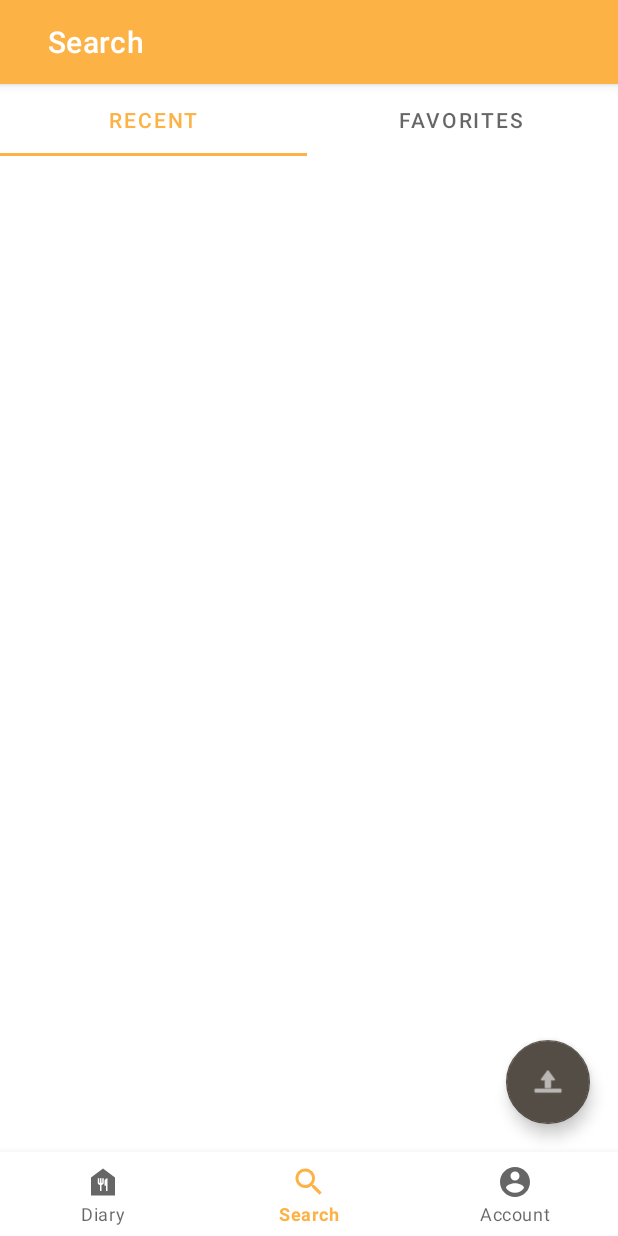
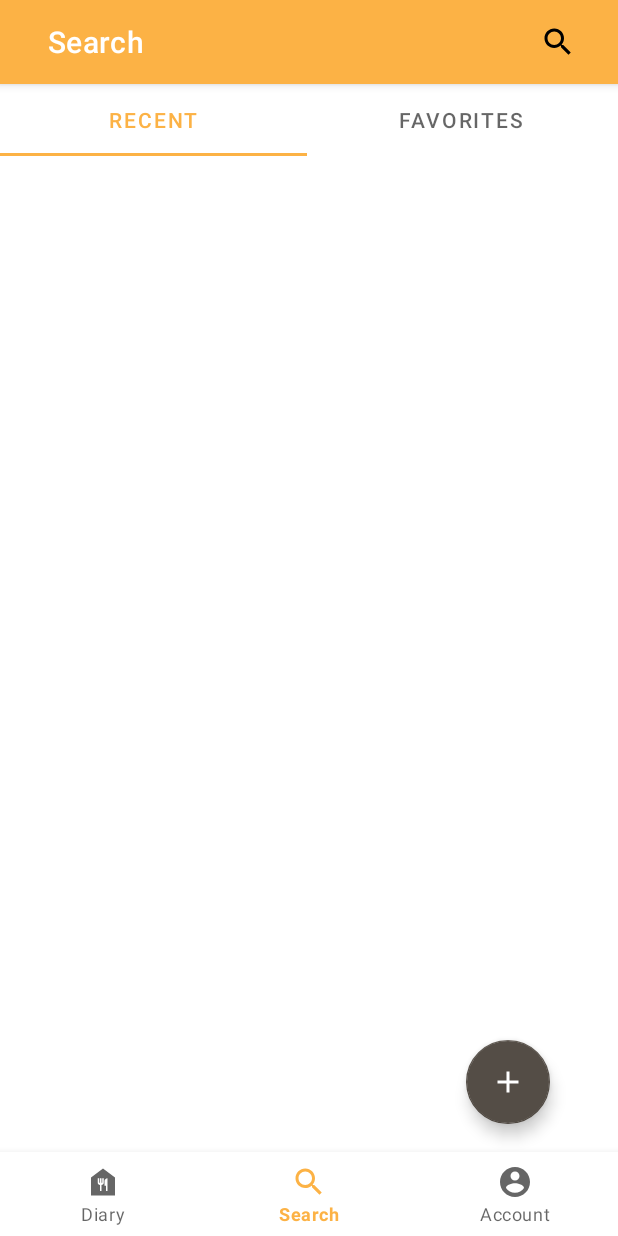
Before and after one commit to Wonderjack996/Food-Diary, an Android app: the SearchFragment screen opened through its navigation route, on a phone screen of 412 x 824 dp. Run offline under Robolectric (Android 15) with nearby library versions, the phone set to English and light mode, and no system bars; our stand-ins replace navigation-ui; 1 statement that could not run was skipped.

Commit message:
sistemata search bar e aggiunta addCaloriesAlert

```diff
--- a/app/src/main/java/it/fooddiary/ui/search/SearchFragment.java
+++ b/app/src/main/java/it/fooddiary/ui/search/SearchFragment.java
@@ -2,15 +2,18 @@ package it.fooddiary.ui.search;
 
 
 
+import android.content.DialogInterface;
 import android.os.Bundle;
 import android.view.LayoutInflater;
 import android.view.View;
 import android.view.ViewGroup;
+import android.widget.NumberPicker;
 
 import androidx.annotation.NonNull;
 import androidx.annotation.Nullable;
 import androidx.fragment.app.Fragment;
 
+import com.google.android.material.dialog.MaterialAlertDialogBuilder;
 import com.google.android.material.tabs.TabItem;
 import com.google.android.material.tabs.TabLayout;
 
@@ -22,6 +25,7 @@ import it.fooddiary.R;
 public class SearchFragment extends Fragment {
 
     private TabLayout TabItem;
+    private MaterialAlertDialogBuilder addCaloriesDialog;
 
     @Nullable
     @Override
@@ -31,8 +35,32 @@ public class SearchFragment extends Fragment {
         View root = inflater.inflate(R.layout.fragment_search, container, false);
         MainActivity main = (MainActivity) getActivity();
         main.setSearchToolbar();
+        addCaloriesDialog = new MaterialAlertDialogBuilder(main);
+        NumberPicker numberPicker;
+        numberPicker = new NumberPicker(main);
+        numberPicker.setMinValue(1);
+        numberPicker.setMaxValue(10000);
+        addCaloriesDialog.setView(numberPicker);
+        addCaloriesDialog.setPositiveButton(R.string.ok, new DialogInterface.OnClickListener() {
+                    @Override
+                    public void onClick(DialogInterface dialog, int which) {
+
+                    }
+                });
+
+        addCaloriesDialog.setNegativeButton(R.string.cancel,
+                new DialogInterface.OnClickListener() {
+                    public void onClick(DialogInterface dialog, int which) {
+                        // TODO Auto-generated method stub
+                        return;
+                    }
+                });
+
 
         return root;
+    }
+    public void onAddCaloriesClick(View root){
+
     }
 
 
--- a/app/src/main/res/drawable/ic_baseline_search_24.xml
+++ b/app/src/main/res/drawable/ic_baseline_search_24.xml
@@ -3,8 +3,9 @@
     android:height="24dp"
     android:viewportWidth="24"
     android:viewportHeight="24"
-    android:tint="?attr/colorControlNormal">
+    >
   <path
       android:fillColor="@android:color/white"
+
       android:pathData="M15.5,14h-0.79l-0.28,-0.27C15.41,12.59 16,11.11 16,9.5 16,5.91 13.09,3 9.5,3S3,5.91 3,9.5 5.91,16 9.5,16c1.61,0 3.09,-0.59 4.23,-1.57l0.27,0.28v0.79l5,4.99L20.49,19l-4.99,-5zM9.5,14C7.01,14 5,11.99 5,9.5S7.01,5 9.5,5 14,7.01 14,9.5 11.99,14 9.5,14z"/>
 </vector>
--- a/app/src/main/res/layout/fragment_search.xml
+++ b/app/src/main/res/layout/fragment_search.xml
@@ -40,21 +40,21 @@
         </com.google.android.material.tabs.TabLayout>
 
 
-
         <com.google.android.material.floatingactionbutton.FloatingActionButton
             android:id="@+id/floatingActionButton"
             android:layout_width="wrap_content"
             android:layout_height="wrap_content"
+            android:layout_marginEnd="16dp"
+            android:layout_marginRight="16dp"
             android:clickable="true"
             app:layout_constraintBottom_toBottomOf="parent"
             app:layout_constraintEnd_toEndOf="parent"
-            app:layout_constraintHorizontal_bias="0.954"
+            app:layout_constraintHorizontal_bias="0.92"
             app:layout_constraintStart_toStartOf="parent"
             app:layout_constraintTop_toBottomOf="@+id/tabLayout"
             app:layout_constraintVertical_bias="0.888"
-            app:srcCompat="@android:drawable/ic_menu_upload" />
-
-
+            app:srcCompat="@drawable/ic_baseline_add_24"
+            />
 
 
     </androidx.constraintlayout.widget.ConstraintLayout>
--- a/app/src/main/res/layout/toolbar_search.xml
+++ b/app/src/main/res/layout/toolbar_search.xml
@@ -16,6 +16,8 @@
             style="@style/Theme.Toolbar"
             android:layout_width="match_parent"
             android:layout_height="match_parent"
-            app:title="@string/search" />
+            app:title="@string/search"
+            app:menu="@menu/toolbar_menu_search"/>
+
     </com.google.android.material.appbar.AppBarLayout>
 </androidx.appcompat.widget.Toolbar>
--- /dev/null
+++ b/app/src/main/res/menu/toolbar_menu_search.xml
@@ -0,0 +1,12 @@
+<?xml version="1.0" encoding="utf-8"?>
+<menu xmlns:android="http://schemas.android.com/apk/res/android"
+    xmlns:app="http://schemas.android.com/apk/res-auto">
+    <item
+        android:id="@+id/item_search"
+        android:icon="@drawable/ic_baseline_search_24"
+        android:title="@string/search"
+        android:contentDescription="@string/search"
+        app:showAsAction="ifRoom|withText"
+        app:actionViewClass="android.widget.SearchView"
+        />
+</menu>
--- a/app/src/main/res/values/strings.xml
+++ b/app/src/main/res/values/strings.xml
@@ -12,4 +12,5 @@
     <string name="searchTab1">Recent</string>
     <string name="searchTab2">Favorites</string>
     <string name="add">add</string>
+    <string name="cancel">Cancel</string>
 </resources>
```
Also changed, not shown: 1 other file.
